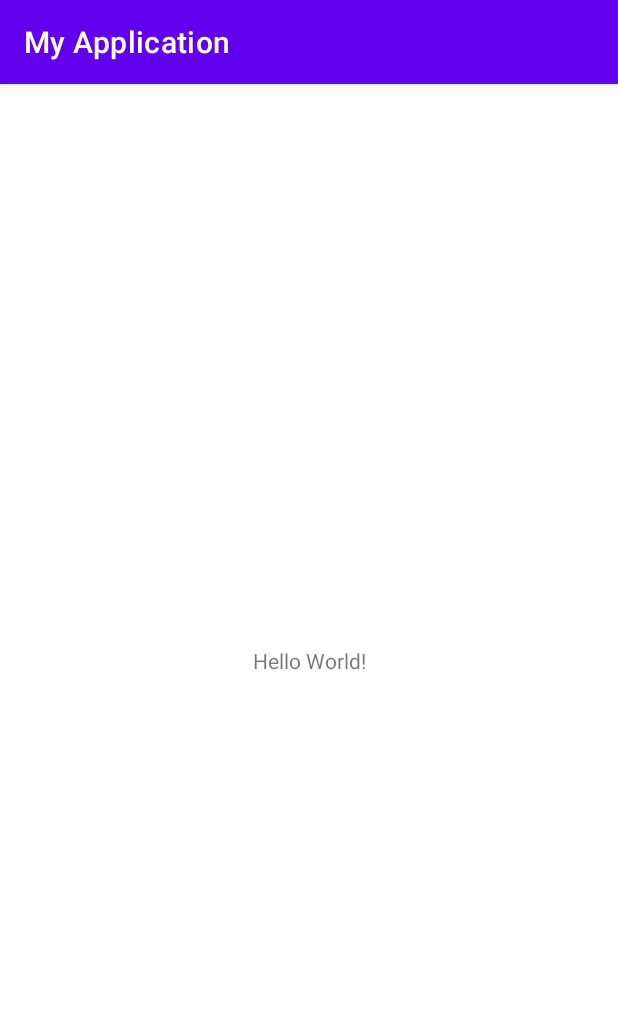
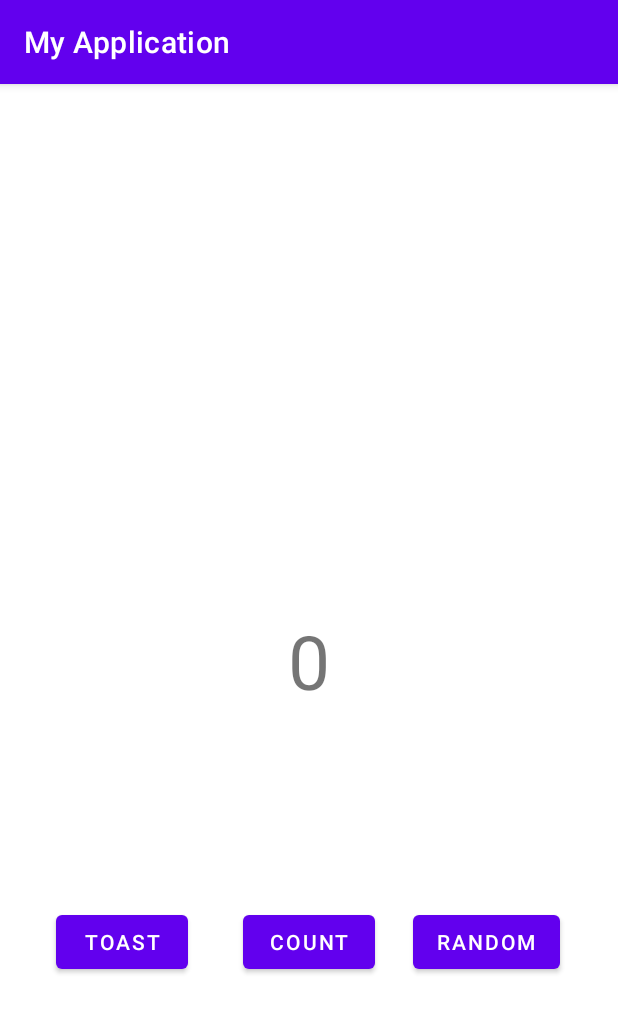
Before and after one commit to BCSDLab-Android-Beginner-22-1/BCSD-Beginner-MinGu-Jeong, an Android app: the screen it shows after launch (MainActivity), on a phone screen of 412 x 824 dp. Shown: the top 1013 px of the screen. Run offline under Robolectric (Android 15) with nearby library versions, the phone set to English and light mode, and no system bars; 1 statement that could not run was skipped.

Commit message:
assignment4

```diff
--- a/app/src/main/java/com/example/myapplication/MainActivity.kt
+++ b/app/src/main/java/com/example/myapplication/MainActivity.kt
@@ -1,11 +1,37 @@
 package com.example.myapplication
 
+import android.content.Intent
 import androidx.appcompat.app.AppCompatActivity
 import android.os.Bundle
+import android.widget.Toast
+import android.widget.Button
+import android.widget.TextView
+import androidx.activity.result.contract.ActivityResultContracts
 
 class MainActivity : AppCompatActivity() {
+    private val changeActivity = registerForActivityResult(ActivityResultContracts.StartActivityForResult()){  }
+
     override fun onCreate(savedInstanceState: Bundle?) {
         super.onCreate(savedInstanceState)
         setContentView(R.layout.activity_main)
+
+        val toastButton: Button = findViewById(R.id.toast)
+        val countButton: Button = findViewById(R.id.count)
+        val randomButton: Button = findViewById(R.id.random)
+        val countNumEditable: TextView=findViewById(R.id.number)    //xml파일의 number를 Editable형으로 받음
+        var countNum: Int = countNumEditable.toString().toInt()     //Editable형을 String으로 변환 후 Int로 변환
+
+        toastButton.setOnClickListener{
+            Toast.makeText(this, "토스트 메시지 입니다!", Toast.LENGTH_LONG).show()
+        }
+        countButton.setOnClickListener{
+            countNum++
+            countNumEditable.text=countNum.toString()
+        }
+        randomButton.setOnClickListener {
+            val intent = Intent(this, SecondaryActivity:: class.java)
+            intent.putExtra("countNum",countNum)
+            changeActivity.launch(intent)
+        }
     }
 }
--- a/app/src/main/res/layout/activity_main.xml
+++ b/app/src/main/res/layout/activity_main.xml
@@ -1,5 +1,6 @@
 <?xml version="1.0" encoding="utf-8"?>
-<androidx.constraintlayout.widget.ConstraintLayout xmlns:android="http://schemas.android.com/apk/res/android"
+<androidx.constraintlayout.widget.ConstraintLayout
+    xmlns:android="http://schemas.android.com/apk/res/android"
     xmlns:app="http://schemas.android.com/apk/res-auto"
     xmlns:tools="http://schemas.android.com/tools"
     android:layout_width="match_parent"
@@ -7,12 +8,46 @@
     tools:context=".MainActivity">
 
     <TextView
+        android:id="@+id/number"
         android:layout_width="wrap_content"
         android:layout_height="wrap_content"
-        android:text="Hello World!"
+        android:text="@string/count_num"
+        android:textSize="50sp"
         app:layout_constraintBottom_toBottomOf="parent"
         app:layout_constraintLeft_toLeftOf="parent"
         app:layout_constraintRight_toRightOf="parent"
         app:layout_constraintTop_toTopOf="parent" />
 
+    <Button
+        android:id="@+id/toast"
+        android:layout_width="wrap_content"
+        android:layout_height="wrap_content"
+        android:text="@string/toast"
+        app:layout_constraintLeft_toLeftOf="parent"
+        android:layout_marginTop="130dp"
+        app:layout_constraintRight_toLeftOf="@id/count"
+        app:layout_constraintTop_toBottomOf="@id/number" />
+
+    <Button
+        android:id="@+id/count"
+        android:layout_width="wrap_content"
+        android:layout_height="wrap_content"
+        android:layout_marginTop="130dp"
+        android:text="@string/count"
+        app:layout_constraintEnd_toEndOf="parent"
+        app:layout_constraintLeft_toLeftOf="parent"
+        app:layout_constraintRight_toRightOf="parent"
+        app:layout_constraintStart_toStartOf="parent"
+        app:layout_constraintTop_toBottomOf="@+id/number" />
+    <Button
+        android:id="@+id/random"
+        android:layout_width="wrap_content"
+        android:layout_height="wrap_content"
+        android:text="@string/random"
+        app:layout_constraintHorizontal_bias="0.4"
+        app:layout_constraintRight_toRightOf="parent"
+        android:layout_marginTop="130dp"
+        app:layout_constraintLeft_toRightOf="@id/count"
+        app:layout_constraintTop_toBottomOf="@id/number" />
+
 </androidx.constraintlayout.widget.ConstraintLayout>
--- a/app/src/main/res/values/strings.xml
+++ b/app/src/main/res/values/strings.xml
@@ -1,3 +1,8 @@
 <resources>
     <string name="app_name">My Application</string>
+    <string name="count_num">0</string>
+    <string name="toast">TOAST</string>
+    <string name="count">COUNT</string>
+    <string name="random">RANDOM</string>
+    <string name="random_info">Here is a random number between 0 and </string>
 </resources>
```
Also changed, not shown: app/src/main/java/com/example/myapplication/SecondaryActivity.kt (added, +23 -0 lines), app/src/main/res/layout/activity_secondary.xml (added, +36 -0 lines).
